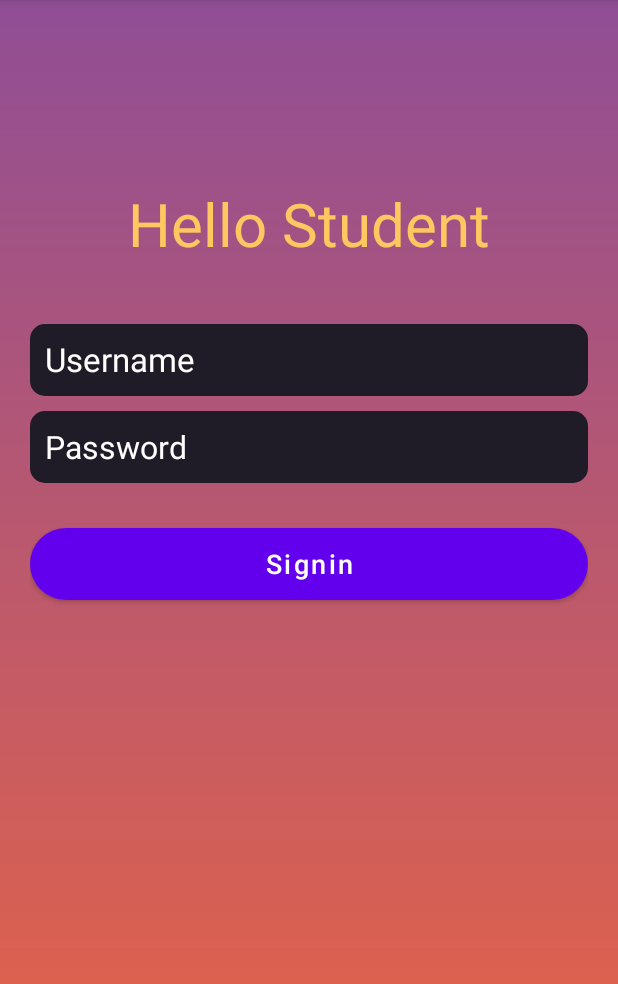
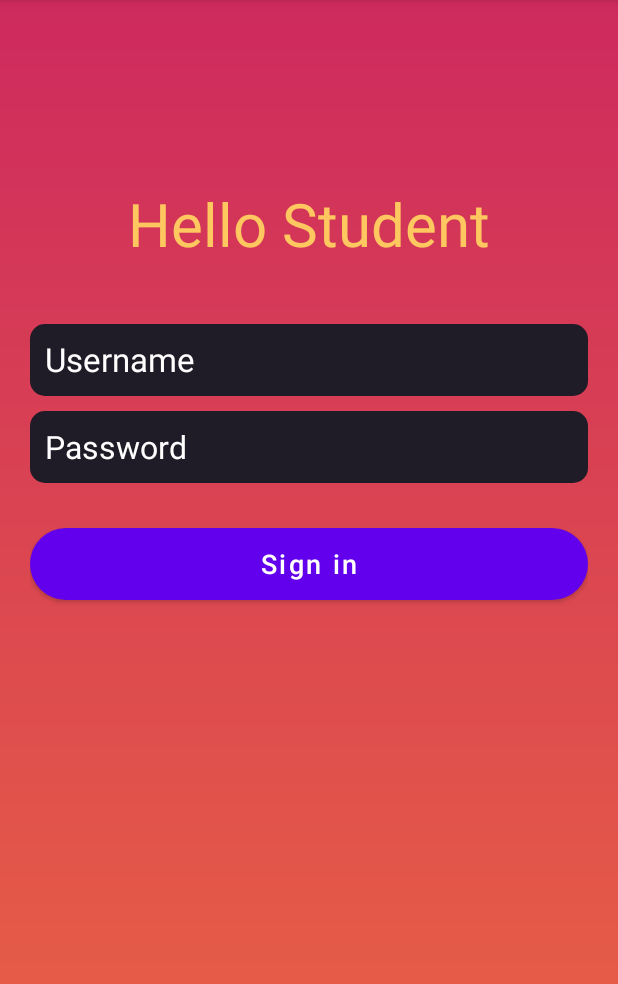
Before and after one commit to LamiaeBoujaafar/ExamenAndroid, an Android app: the screen it shows after launch (MainActivity), on a phone screen of 412 x 824 dp, the part 84-1068 px from its top. Run offline under Robolectric (Android 15) with nearby library versions, the phone set to English and light mode, and no system bars.

Commit message:
version 1.1

```diff
--- a/app/src/main/res/drawable-v24/background.xml
+++ b/app/src/main/res/drawable-v24/background.xml
@@ -2,7 +2,7 @@
 <shape xmlns:android="http://schemas.android.com/apk/res/android"
     android:shape="rectangle">
 
-    <gradient android:startColor="#904e95"
+    <gradient android:startColor="#CE2A5E"
         android:endColor="#e96443"
         android:angle="270"/>
 
--- a/app/src/main/res/layout/activity_main.xml
+++ b/app/src/main/res/layout/activity_main.xml
@@ -40,7 +40,6 @@
             android:ems="10"
             android:hint="Username"
             android:padding="10dp"
-
             android:textColorHint="@color/white"
             android:textSize="22sp" />
 
@@ -54,13 +53,14 @@
             android:ems="10"
             android:hint="Password"
             android:padding="10dp"
+
             android:textColorHint="@color/white"
             android:textSize="21sp" />
         <Button
             android:id="@+id/signIn"
             android:layout_width="match_parent"
             android:layout_height="48dp"
-            android:text="Signin"
+            android:text="Sign in"
             android:layout_marginTop="20dp"
             android:background="@drawable/button_background"
             android:textSize="18dp"
```
Also changed, not shown: app/src/main/res/drawable-v24/user.png (deleted).
